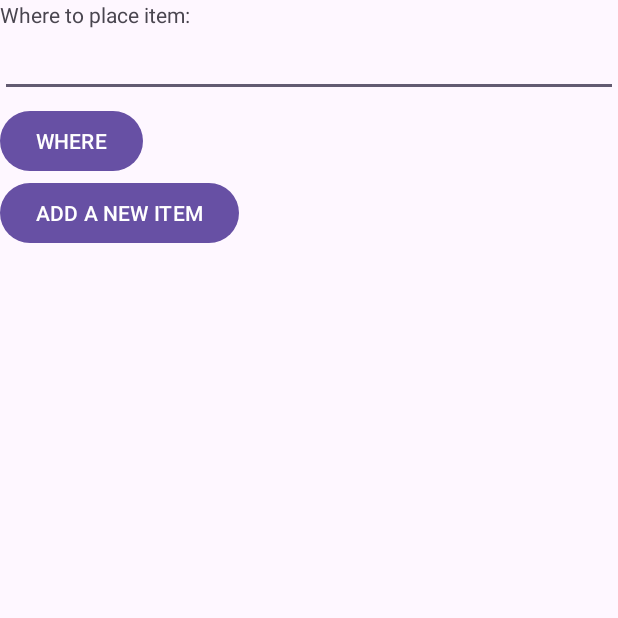
After one commit to saif1448/GarbageSortingApp, an Android app: the fragment UIFragment shown on its own in the app's theme, on a phone screen of 412 x 824 dp, the top half of it. The commit adds this screen. Run offline under Robolectric (Android 15) with nearby library versions, the phone set to English and light mode, and no system bars.

Commit message:
added 2 fragments

```diff
--- /dev/null
+++ b/app/src/main/java/com/example/garbageapp/UIFragment.java
@@ -0,0 +1,64 @@
+package com.example.garbageapp;
+
+import android.os.Bundle;
+
+import androidx.fragment.app.Fragment;
+
+import android.view.LayoutInflater;
+import android.view.View;
+import android.view.ViewGroup;
+
+/**
+ * A simple {@link Fragment} subclass.
+ * Use the {@link UIFragment#newInstance} factory method to
+ * create an instance of this fragment.
+ */
+public class UIFragment extends Fragment {
+
+    // TODO: Rename parameter arguments, choose names that match
+    // the fragment initialization parameters, e.g. ARG_ITEM_NUMBER
+    private static final String ARG_PARAM1 = "param1";
+    private static final String ARG_PARAM2 = "param2";
+
+    // TODO: Rename and change types of parameters
+    private String mParam1;
+    private String mParam2;
+
+    public UIFragment() {
+        // Required empty public constructor
+    }
+
+    /**
+     * Use this factory method to create a new instance of
+     * this fragment using the provided parameters.
+     *
+     * @param param1 Parameter 1.
+     * @param param2 Parameter 2.
+     * @return A new instance of fragment UIFragment.
+     */
+    // TODO: Rename and change types and number of parameters
+    public static UIFragment newInstance(String param1, String param2) {
+        UIFragment fragment = new UIFragment();
+        Bundle args = new Bundle();
+        args.putString(ARG_PARAM1, param1);
+        args.putString(ARG_PARAM2, param2);
+        fragment.setArguments(args);
+        return fragment;
+    }
+
+    @Override
+    public void onCreate(Bundle savedInstanceState) {
+        super.onCreate(savedInstanceState);
+        if (getArguments() != null) {
+            mParam1 = getArguments().getString(ARG_PARAM1);
+            mParam2 = getArguments().getString(ARG_PARAM2);
+        }
+    }
+
+    @Override
+    public View onCreateView(LayoutInflater inflater, ViewGroup container,
+                             Bundle savedInstanceState) {
+        // Inflate the layout for this fragment
+        return inflater.inflate(R.layout.fragment_ui, container, false);
+    }
+}
--- /dev/null
+++ b/app/src/main/res/layout/fragment_ui.xml
@@ -0,0 +1,33 @@
+<?xml version="1.0" encoding="utf-8"?>
+<LinearLayout
+    xmlns:android="http://schemas.android.com/apk/res/android"
+    android:layout_height="match_parent"
+    android:layout_width="match_parent"
+    android:orientation="vertical">
+
+    <TextView
+        android:id="@+id/textView"
+        android:layout_width="match_parent"
+        android:layout_height="wrap_content"
+        android:text="Where to place item:"/>
+
+    <EditText
+        android:id="@+id/editTxt"
+        android:layout_width="match_parent"
+        android:layout_height="wrap_content"
+        android:layout_marginBottom="5dp"
+        android:inputType="text" />
+
+    <Button
+        android:id="@+id/where_btn"
+        android:layout_width="wrap_content"
+        android:layout_height="wrap_content"
+        android:text="WHERE" />
+
+    <Button
+        android:id="@+id/add_item_btn"
+        android:layout_width="wrap_content"
+        android:layout_height="wrap_content"
+        android:text="ADD A NEW ITEM" />
+
+</LinearLayout>
--- a/app/src/main/res/values/strings.xml
+++ b/app/src/main/res/values/strings.xml
@@ -1,3 +1,5 @@
 <resources>
     <string name="app_name">Garbage Sorting App V2</string>
+    <!-- TODO: Remove or change this placeholder text -->
+    <string name="hello_blank_fragment">Hello blank fragment</string>
 </resources>
```
Also changed, not shown: app/src/main/java/com/example/garbageapp/ListFragment.java (added, +64 -0 lines), app/src/main/res/layout/activity_main.xml (+7 -22 lines), app/src/main/res/layout/fragment_list.xml (added, +15 -0 lines).
